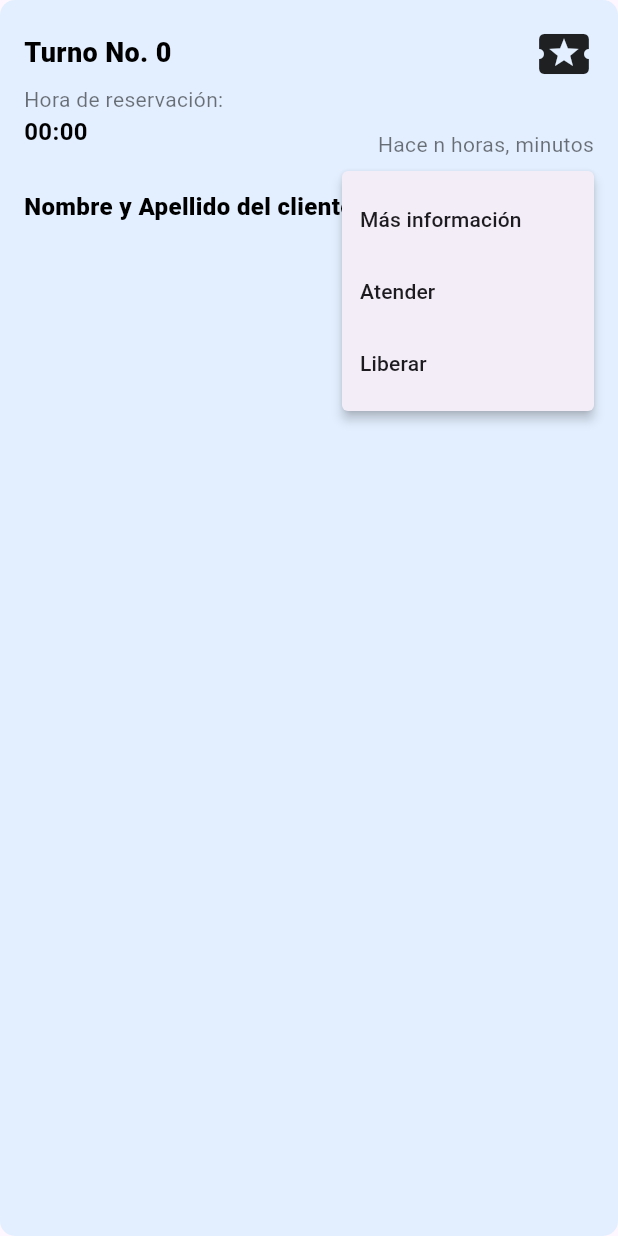
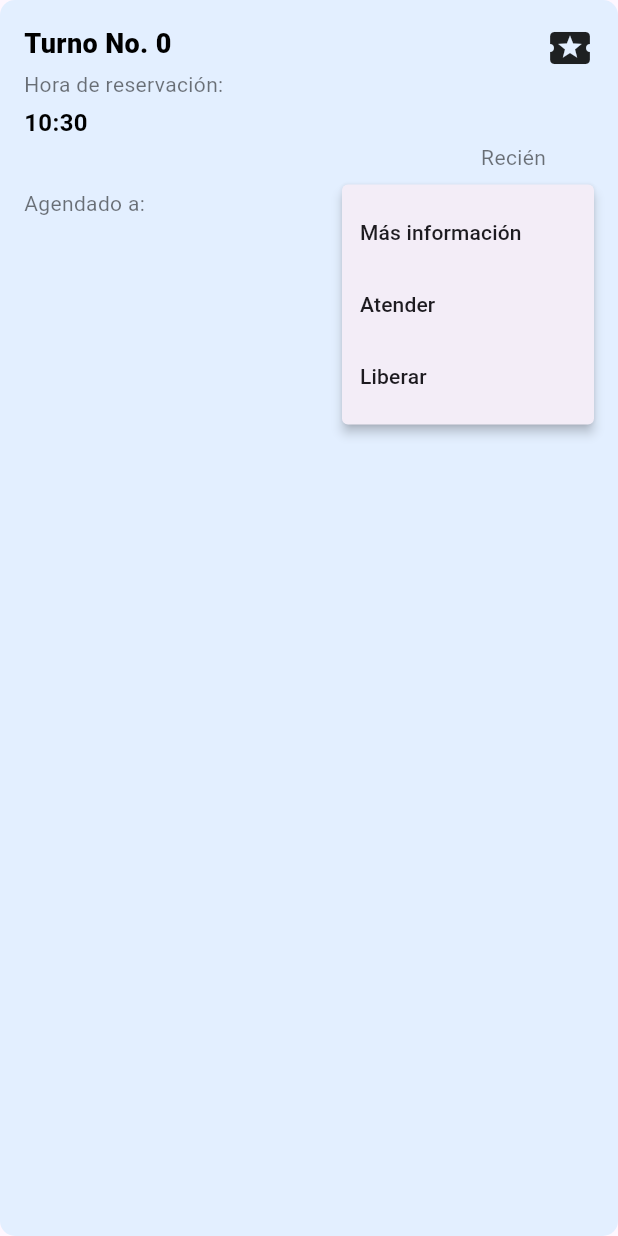
Before and after one commit to ISCOUTB/DG-Fasturno, a Flutter app: the TurnoCard widget shown alone on an empty page, opened directly with empty values, after a tap on the "more vert" icon, on a phone screen of 412 x 824 dp. Run offline on Flutter 3.47's test engine with Material 3 defaults, Android fonts, the phone set to English and light mode, and no system bars; our stand-ins replace sqflite, sqflite_common_ffi; accounts and stored records are empty.

Commit message:
Se habilitó la inserción y carga de turnos en base de datos, se actualiza la pantalla una vez se envíen los mismos.

```diff
--- a/lib/main.dart
+++ b/lib/main.dart
@@ -1,9 +1,27 @@
 import 'package:flutter/material.dart';
+import 'package:sqflite_common_ffi/sqflite_ffi.dart';
 import 'package:fasturno/database/create_db.dart';
-import 'package:fasturno/formulario/turno_form_dialog.dart';
+import '../formulario/turno_form_dialog.dart';
+import "../models/turno.dart";
 
+String obtenerHora(String dateTimeString) {
+  try {
+    DateTime dateTime = DateTime.parse(dateTimeString);
+    return '${dateTime.hour.toString().padLeft(2, '0')}:${dateTime.minute.toString().padLeft(2, '0')}';
+  } catch (e) {
+    return "Formato de fecha no válido";
+  }
+}
 void main() {
+  // Inicializa la base de datos aquí
+  initializeDatabase();
+
   runApp(const MyApp());
+}
+
+void initializeDatabase() {
+  // Establece la fábrica de base de datos para usar con ffi
+  databaseFactory = databaseFactoryFfi;
 }
 
 class MyApp extends StatelessWidget {
@@ -29,19 +47,29 @@ class HomeScreen extends StatefulWidget {
 }
 
 class _HomeScreenState extends State<HomeScreen> {
+  List<Turno> turnos = [];
   bool isMenuOpen = false;
   bool _switchValue = false;
   late Future<void> _dbFuture; // Futuro para la inicialización de la base de datos
+
 
   @override
   void initState() {
     super.initState();
     // Inicializa la base de datos cuando inicia el widget
     _dbFuture = _initializeDatabase();
+    _loadTurnos();
   }
 
+  Future<void> _loadTurnos() async {
+    final dbHelper = DatabaseHelper.instance;
+    turnos = await dbHelper.obtenerTurnos();
+    setState(() {}); // Actualiza la interfaz
+  }
+
+
   Future<void> _initializeDatabase() async {
-    final dbHelper = DatabaseHelper();
+    final dbHelper = DatabaseHelper.instance;
     await dbHelper.database;
   }
 
@@ -97,9 +125,9 @@ class _HomeScreenState extends State<HomeScreen> {
                         crossAxisSpacing: 10.0,
                         childAspectRatio: 1.7,
                       ),
-                      itemCount: 8, // Número de elementos en el grid
+                      itemCount: turnos.length, // Número de elementos en el grid
                       itemBuilder: (context, index) {
-                        return TurnoCard(index: index + 1);
+                        return TurnoCard(turno: turnos[index]);
                       },
                     );
                   },
@@ -150,7 +178,15 @@ class _HomeScreenState extends State<HomeScreen> {
       onPressed: () {
         showDialog(
           context: context,
-            builder: (BuildContext context) => const TurnoFormDialog(),
+          builder: (BuildContext context) {
+            return TurnoFormDialog(
+              onTurnoGuardado: () {
+                setState(() {
+                  _loadTurnos();  // Recargar la lista de turnos
+                });
+              },
+            );
+          },
         );
       },
       backgroundColor: const Color.fromARGB(255, 0, 75, 173),
@@ -158,6 +194,8 @@ class _HomeScreenState extends State<HomeScreen> {
     ),
   );
 }
+
+
 
   Widget _buildSideMenu() {
     return Stack(
@@ -249,9 +287,9 @@ class _HomeScreenState extends State<HomeScreen> {
 }
 
 class TurnoCard extends StatelessWidget {
-  final int index;
+  final Turno turno;
 
-  const TurnoCard({super.key, required this.index});
+  const TurnoCard({super.key, required this.turno});
 
   @override
   Widget build(BuildContext context) {
@@ -275,55 +313,74 @@ class TurnoCard extends StatelessWidget {
   Widget _buildTurnoHeader() {
   return Row(
     mainAxisAlignment: MainAxisAlignment.spaceBetween,
+    crossAxisAlignment: CrossAxisAlignment.start,
     children: [
-        Column(
+      Expanded(
+        child: Column(
           crossAxisAlignment: CrossAxisAlignment.start,
           children: [
             Text(
-              'Turno No. $index',
+              'Turno No. ${turno.id}',
               style: const TextStyle(
                 color: Colors.black,
                 fontSize: 18.0,
                 fontWeight: FontWeight.w900,
               ),
             ),
-            const SizedBox(height: 8.0),
+            const SizedBox(height: 4.0),
+            // Coloca la hora debajo del título
             const Text(
               'Hora de reservación:',
               style: TextStyle(color: Colors.black54, fontSize: 14.0),
             ),
-            const Text(
-              '00:00',
-              style: TextStyle(
+            const SizedBox(height: 4.0),
+            Text(
+              obtenerHora(turno.fecha),
+              style: const TextStyle(
                 color: Colors.black,
                 fontSize: 16.0,
                 fontWeight: FontWeight.bold,
               ),
             ),
-          ],
+            const SizedBox(height: 2.0),
+            // Texto "Recién" alineado a la derecha
+            Align(
+              alignment: Alignment.topRight,
+              child: Expanded(
+                child: const Text(
+                'Recién', // Texto descriptivo de tiempo
+                style: TextStyle(color: Colors.black54, fontSize: 14.0),
+                )
               ),
-        const Column(
-          crossAxisAlignment: CrossAxisAlignment.end,
-          children: [
-            Icon(Icons.local_activity, size: 40),
-            SizedBox(height: 30.0),
-            Text(
-              'Hace n horas, minutos',
-              style: TextStyle(color: Colors.black54, fontSize: 14.0),
             ),
           ],
         ),
+      ),
+      const Icon(Icons.local_activity, size: 32), // Tamaño del ícono ajustado
     ],
   );
   }
-
   Widget _buildClientInfo() {
   return Row(
     mainAxisAlignment: MainAxisAlignment.spaceBetween,
+    crossAxisAlignment: CrossAxisAlignment.center,
+    children: [
+      Column(
+        crossAxisAlignment: CrossAxisAlignment.start,
         children: [
           const Text(
-          'Nombre y Apellido del cliente',
-          style: TextStyle(color: Colors.black, fontSize: 16.0, fontWeight: FontWeight.w900),
+            'Agendado a:',
+            style: TextStyle(color: Colors.black54, fontSize: 14.0),
+          ),
+          Text(
+            '${turno.nombre} ${turno.apellido}',
+            style: const TextStyle(
+              color: Colors.black,
+              fontSize: 16.0,
+              fontWeight: FontWeight.w900,
+            ),
+          ),
+        ],
       ),
       PopupMenuButton<String>(
         icon: const Icon(Icons.more_vert),
--- a/lib/models/turno.dart
+++ b/lib/models/turno.dart
@@ -4,7 +4,7 @@ class Turno {
   String apellido;
   String telefono;
   String email;
-  DateTime fecha;
+  String fecha;
 
   Turno({
     this.id,
@@ -12,8 +12,8 @@ class Turno {
     required this.apellido,
     required this.telefono,
     required this.email,
-    required this.fecha,
-  });
+    required DateTime fecha,
+  }) : fecha = fecha.toIso8601String();
 
   // Convertir el turno en un mapa para insertarlo en la base de datos
   Map<String, dynamic> toMap() {
@@ -23,7 +23,7 @@ class Turno {
     'apellido': apellido,
     'telefono': telefono,
     'email': email,
-    'fecha': fecha.toIso8601String(),
+    'fecha': fecha,
   };
 }
 
--- a/pubspec.yaml
+++ b/pubspec.yaml
@@ -36,7 +36,7 @@ dependencies:
   # The following adds the Cupertino Icons font to your application.
   # Use with the CupertinoIcons class for iOS style icons.
   cupertino_icons: ^1.0.8
-
+  intl: ^0.18.0
 dev_dependencies:
   flutter_test:
     sdk: flutter
```
Also changed, not shown: lib/database/create_db.dart (+99 -44 lines), lib/database/db_helper.dart (+3 -4 lines), lib/formulario/turno_form_dialog.dart (+44 -15 lines), lib/screens/TurnosListPage.dart (+9 -1 lines), pubspec.lock. Lines whose indentation alone changed are shown as unchanged.
